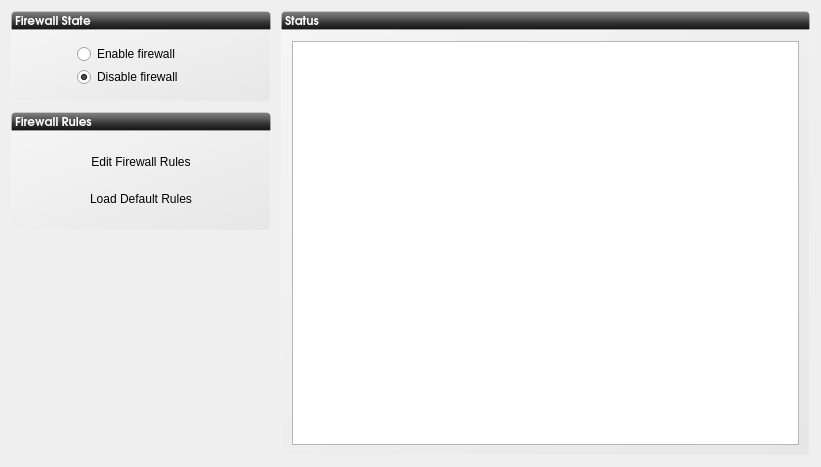
Old version of the form 2.0/renan.cakirerk/ahenk/lider/lider/plugins/plugin_firewall/firewall.ui in the repository pars-linux/uludag.
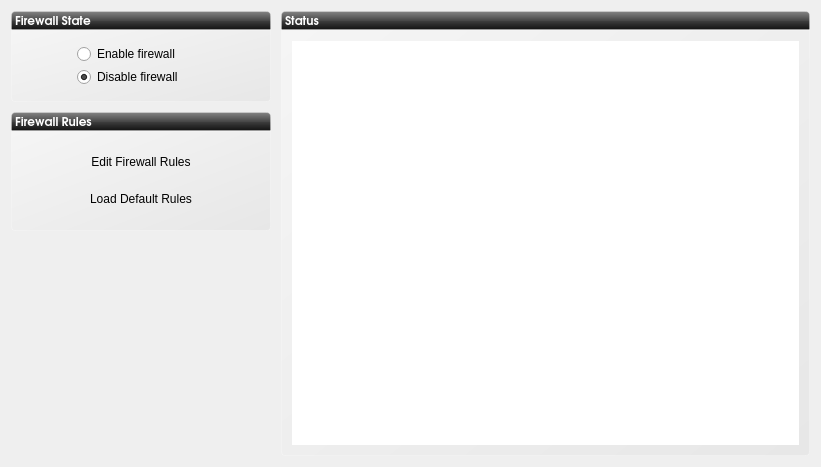
New version of the form. Icons and pictures are not drawn.

Diff of the .ui file:
```diff
--- a/2.0/renan.cakirerk/ahenk/lider/lider/plugins/plugin_firewall/firewall.ui
+++ b/2.0/renan.cakirerk/ahenk/lider/lider/plugins/plugin_firewall/firewall.ui
@@ -221,9 +221,22 @@
        <widget class="QPlainTextEdit" name="plainTextEdit">
         <property name="font">
          <font>
-          <pointsize>9</pointsize>
+          <pointsize>-1</pointsize>
+          <underline>false</underline>
+          <strikeout>false</strikeout>
          </font>
         </property>
+        <property name="styleSheet">
+         <string notr="true">#plainTextEdit {
+        show-decoration-selected: 1; /* make the selection span the entire width of the view */
+        color: #444444;
+		border: 0px;
+        font-size: 12px;
+        text-decoration: none;
+        background-color: qlineargradient(spread:pad, x1:0.5, y1:0, x2:0.516304,
+            y2:0.653, stop:0 rgba(171, 171, 171, 255), stop:1 rgba(255, 255, 255, 220));
+}</string>
+        </property>
        </widget>
       </item>
      </layout>
```
